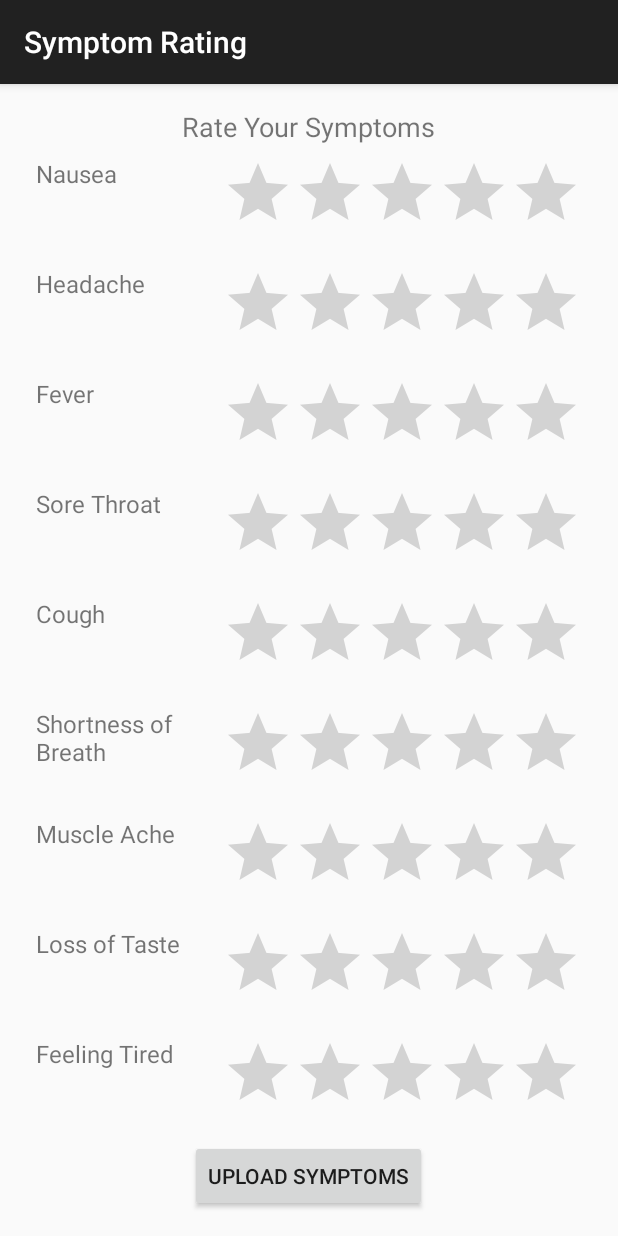
After one commit to Meet-Vyas/health-app, an Android app built with Jetpack Compose: the SymptomRatingActivity screen opened directly, with no data from a screen before it, on a phone screen of 412 x 824 dp. The commit adds this screen. Run offline under Robolectric (Android 15) with nearby library versions, the phone set to English and light mode, and no system bars; our stand-ins replace Room's generated code.

Commit message:
[MV] Added the symptom page
I am saving map of all the symptoms rather than saving them separately (made a mistake). Will change that in the next commits

```diff
--- a/app/build.gradle.kts
+++ b/app/build.gradle.kts
@@ -61,6 +61,7 @@ dependencies {
     implementation(libs.androidx.ui.tooling.preview)
     implementation(libs.androidx.material3)
     implementation(libs.androidx.appcompat)
+    implementation(libs.androidx.recyclerview)
     testImplementation(libs.junit)
     androidTestImplementation(libs.androidx.junit)
     androidTestImplementation(libs.androidx.espresso.core)
--- /dev/null
+++ b/app/src/main/java/com/example/healthapp/AppDatabase.kt
@@ -0,0 +1,9 @@
+package com.example.healthapp
+
+import androidx.room.Database
+import androidx.room.RoomDatabase
+
+@Database(entities = [HealthData::class], version = 1)
+abstract class AppDatabase : RoomDatabase() {
+    abstract fun healthDataDao(): HealthDataDao
+}
--- /dev/null
+++ b/app/src/main/java/com/example/healthapp/HealthDataDao.kt
@@ -0,0 +1,14 @@
+package com.example.healthapp
+
+import androidx.room.Dao
+import androidx.room.Insert
+import androidx.room.Query
+
+@Dao
+interface HealthDataDao {
+    @Insert
+    suspend fun insert(healthData: HealthData)
+
+    @Query("SELECT * FROM HealthData")
+    suspend fun getAll(): List<HealthData>
+}
--- /dev/null
+++ b/app/src/main/java/com/example/healthapp/Symptom.kt
@@ -0,0 +1,3 @@
+package com.example.healthapp
+
+data class Symptom(val name: String, var rating: Int = 0)
--- /dev/null
+++ b/app/src/main/java/com/example/healthapp/SymptomAdapter.kt
@@ -0,0 +1,36 @@
+package com.example.healthapp
+
+import android.view.LayoutInflater
+import android.view.View
+import android.view.ViewGroup
+import android.widget.RatingBar
+import android.widget.TextView
+import androidx.recyclerview.widget.RecyclerView
+
+class SymptomAdapter(private val symptoms: List<Symptom>) : RecyclerView.Adapter<SymptomAdapter.SymptomViewHolder>() {
+
+    override fun onCreateViewHolder(parent: ViewGroup, viewType: Int): SymptomViewHolder {
+        val view = LayoutInflater.from(parent.context).inflate(R.layout.item_symptom, parent, false)
+        return SymptomViewHolder(view)
+    }
+
+    override fun onBindViewHolder(holder: SymptomViewHolder, position: Int) {
+        holder.bind(symptoms[position])
+    }
+
+    override fun getItemCount(): Int = symptoms.size
+
+    inner class SymptomViewHolder(itemView: View) : RecyclerView.ViewHolder(itemView) {
+        private val symptomName: TextView = itemView.findViewById(R.id.symptom_name)
+        private val ratingBar: RatingBar = itemView.findViewById(R.id.rating_bar)
+
+        fun bind(symptom: Symptom) {
+            symptomName.text = symptom.name
+            ratingBar.rating = symptom.rating.toFloat()
+
+            ratingBar.setOnRatingBarChangeListener { _, rating, _ ->
+                symptom.rating = rating.toInt()
+            }
+        }
+    }
+}
--- /dev/null
+++ b/app/src/main/java/com/example/healthapp/SymptomRatingActivity.kt
@@ -0,0 +1,74 @@
+package com.example.healthapp
+
+import android.os.Bundle
+import android.util.Log
+import android.widget.Button
+import androidx.appcompat.app.AppCompatActivity
+import androidx.lifecycle.lifecycleScope
+import androidx.recyclerview.widget.LinearLayoutManager
+import androidx.recyclerview.widget.RecyclerView
+import androidx.room.Room
+import kotlinx.coroutines.launch
+
+class SymptomRatingActivity : AppCompatActivity() {
+
+    private lateinit var symptomAdapter: SymptomAdapter
+    private val symptoms = listOf(
+        Symptom("Nausea"),
+        Symptom("Headache"),
+        Symptom("Fever"),
+        Symptom("Sore Throat"),
+        Symptom("Cough"),
+        Symptom("Shortness of Breath"),
+        Symptom("Muscle Ache"),
+        Symptom("Loss of Taste"),
+        Symptom("Feeling Tired"),
+        Symptom("Dizziness")
+    )
+
+    private lateinit var db: AppDatabase
+
+    override fun onCreate(savedInstanceState: Bundle?) {
+        super.onCreate(savedInstanceState)
+        setContentView(R.layout.activity_symptom_rating)
+        Log.d("SymptomRatingActivity", "onCreate: Activity started")
+
+        db = Room.databaseBuilder(
+            applicationContext,
+            AppDatabase::class.java, "health-database"
+        ).build()
+        Log.d("SymptomRatingActivity", "onCreate: Database initialized")
+
+        val recyclerView: RecyclerView = findViewById(R.id.recycler_view)
+        recyclerView.layoutManager = LinearLayoutManager(this)
+        symptomAdapter = SymptomAdapter(symptoms)
+        recyclerView.adapter = symptomAdapter
+        Log.d("SymptomRatingActivity", "onCreate: RecyclerView and Adapter set up")
+
+        val uploadButton: Button = findViewById(R.id.upload_button)
+        uploadButton.setOnClickListener {
+            Log.d("SymptomRatingActivity", "Upload button clicked")
+            saveDataToDatabase()
+        }
+    }
+
+    private fun saveDataToDatabase() {
+        val symptomRatings = symptoms.associate { it.name to it.rating }
+        val heartRate = 72.0 // Replace with actual heart rate
+        val respiratoryRate = 16.0 // Replace with actual respiratory rate
+
+        Log.d("SymptomRatingActivity", "saveDataToDatabase: Preparing data to save")
+        Log.d("SymptomRatingActivity", "HeartRate: $heartRate, RespiratoryRate: $respiratoryRate, Symptoms: $symptomRatings")
+
+        val healthData = HealthData(
+            heartRate = heartRate,
+            respiratoryRate = respiratoryRate,
+            symptoms = symptomRatings
+        )
+
+        lifecycleScope.launch {
+            db.healthDataDao().insert(healthData)
+            Log.d("SymptomRatingActivity", "Data saved to database successfully")
+        }
+    }
+}
--- /dev/null
+++ b/app/src/main/res/layout/activity_symptom_rating.xml
@@ -0,0 +1,28 @@
+<LinearLayout
+    xmlns:android="http://schemas.android.com/apk/res/android"
+    android:layout_width="match_parent"
+    android:layout_height="match_parent"
+    android:orientation="vertical"
+    android:padding="16dp">
+
+    <TextView
+        android:layout_width="wrap_content"
+        android:layout_height="wrap_content"
+        android:text="Rate Your Symptoms"
+        android:textSize="18sp"
+        android:layout_gravity="center"/>
+
+    <androidx.recyclerview.widget.RecyclerView
+        android:id="@+id/recycler_view"
+        android:layout_width="match_parent"
+        android:layout_height="0dp"
+        android:layout_weight="1"/>
+
+    <Button
+        android:id="@+id/upload_button"
+        android:layout_width="wrap_content"
+        android:layout_height="wrap_content"
+        android:text="Upload Symptoms"
+        android:layout_gravity="center"
+        android:layout_marginTop="24dp"/>
+</LinearLayout>
--- /dev/null
+++ b/app/src/main/res/layout/item_symptom.xml
@@ -0,0 +1,21 @@
+<LinearLayout
+    xmlns:android="http://schemas.android.com/apk/res/android"
+    android:layout_width="match_parent"
+    android:layout_height="wrap_content"
+    android:orientation="horizontal"
+    android:padding="8dp">
+
+    <TextView
+        android:id="@+id/symptom_name"
+        android:layout_width="0dp"
+        android:layout_height="wrap_content"
+        android:layout_weight="1"
+        android:textSize="16sp"/>
+
+    <RatingBar
+        android:id="@+id/rating_bar"
+        android:layout_width="wrap_content"
+        android:layout_height="wrap_content"
+        android:numStars="5"
+        android:stepSize="1.0"/>
+</LinearLayout>
--- a/gradle/libs.versions.toml
+++ b/gradle/libs.versions.toml
@@ -13,6 +13,7 @@ appcompat = "1.7.0"
 cameraX = "1.2.0-beta02"
 constraintLayout = "2.1.4"
 room = "2.6.1"
+recyclerview = "1.3.2"
 
 [libraries]
 androidx-core-ktx = { group = "androidx.core", name = "core-ktx", version.ref = "coreKtx" }
@@ -40,6 +41,7 @@ androidx-constraintlayout = { group = "androidx.constraintlayout", name = "const
 androidx-room-runtime = { group = "androidx.room", name = "room-runtime", version.ref = "room" }
 androidx-room-compiler = { group = "androidx.room", name = "room-compiler", version.ref = "room" }
 androidx-room-ktx = { group = "androidx.room", name = "room-ktx", version.ref = "room" }
+androidx-recyclerview = { group = "androidx.recyclerview", name = "recyclerview", version.ref = "recyclerview" }
 
 [plugins]
 android-application = { id = "com.android.application", version.ref = "agp" }
```
Also changed, not shown: app/src/main/AndroidManifest.xml (+11 -2 lines), app/src/main/java/com/example/healthapp/HealthData.kt (added, +30 -0 lines), app/src/main/java/com/example/healthapp/MainActivity.kt (+7 -0 lines), app/src/main/res/layout/activity_main.xml (+20 -0 lines).
